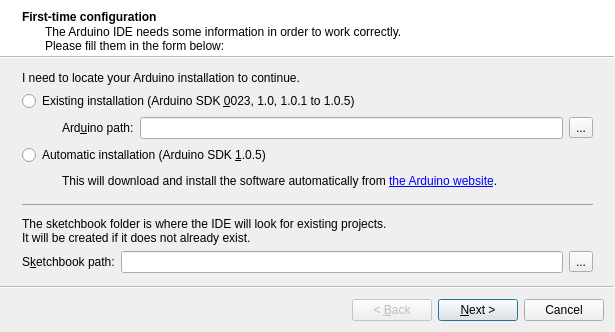
This is gui/FirstTimeWizard.ui in mupuf/arduide as Qt 5 draws it before an edit. The edited form follows.
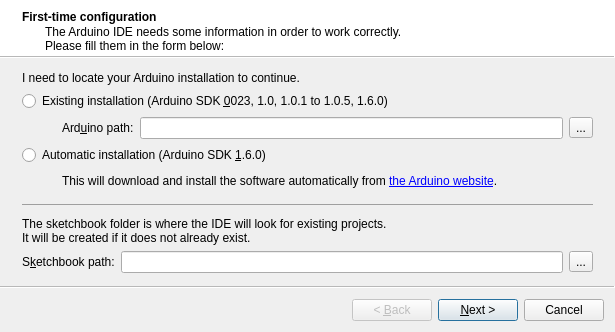
This is the edited form. Icons and pictures are not drawn.

Commit message:
First compilation with Arduino 1.6.0
With this commit, we can compile some boards using the Arduino 1.6.0.
Now we need to solve some problems with variants and the board menu :)

Patch:
```diff
--- a/gui/FirstTimeWizard.ui
+++ b/gui/FirstTimeWizard.ui
@@ -37,7 +37,7 @@
     <item>
      <widget class="QRadioButton" name="existingInstallButton">
       <property name="text">
-       <string>Existing installation (Arduino SDK &amp;0023, 1.0, 1.0.1 to 1.0.5)</string>
+       <string>Existing installation (Arduino SDK &amp;0023, 1.0, 1.0.1 to 1.0.5, 1.6.0)</string>
       </property>
      </widget>
     </item>
@@ -92,7 +92,7 @@
     <item>
      <widget class="QRadioButton" name="automaticInstallButton">
       <property name="text">
-       <string>Automatic installation (Arduino SDK &amp;1.0.5)</string>
+       <string>Automatic installation (Arduino SDK &amp;1.6.0)</string>
       </property>
      </widget>
     </item>
```
The commit also changes 12 other files.
